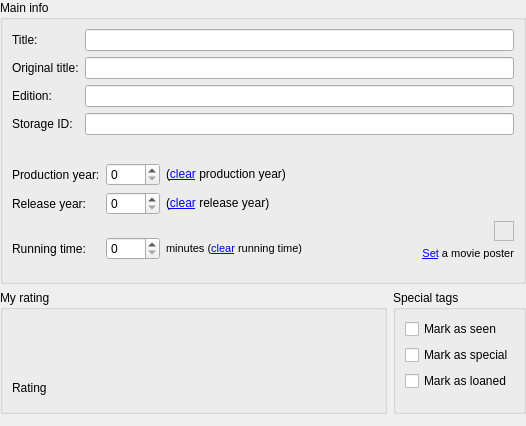
First picture: the form in src/movida/ui/maininfopage.ui, repository hippydream/movida, before the edit.
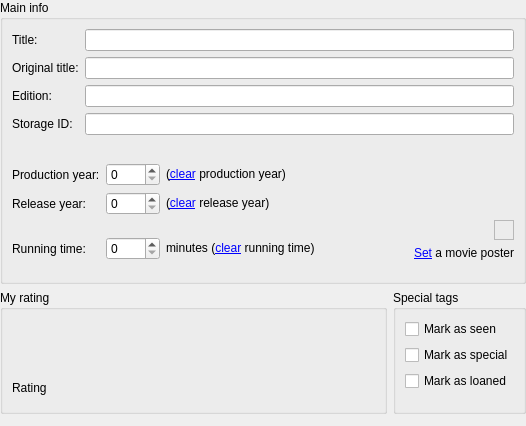
Second picture: the form after the edit. Custom widgets are drawn as their Qt base class.

Commit message: Removed html tags from some labels

```diff
--- a/src/movida/ui/maininfopage.ui
+++ b/src/movida/ui/maininfopage.ui
@@ -171,10 +171,7 @@
            <enum>Qt::NoContextMenu</enum>
           </property>
           <property name="text" >
-           <string>&lt;html>&lt;head>&lt;meta name="qrichtext" content="1" />&lt;style type="text/css">
-p, li { white-space: pre-wrap; }
-&lt;/style>&lt;/head>&lt;body style=" font-family:'MS Shell Dlg 2'; font-size:8.25pt; font-weight:400; font-style:normal; text-decoration:none;">
-&lt;p style=" margin-top:0px; margin-bottom:0px; margin-left:0px; margin-right:0px; -qt-block-indent:0; text-indent:0px; font-size:8pt;">&lt;a href="movida://select/poster">&lt;span style=" text-decoration: underline; color:#0000ff;">Set&lt;/span>&lt;/a> a movie poster&lt;/p>&lt;/body>&lt;/html></string>
+           <string>&lt;a href="movida://select/poster"&gt;Set&lt;/a&gt; a movie poster</string>
           </property>
           <property name="textFormat" >
            <enum>Qt::AutoText</enum>
@@ -331,10 +328,7 @@
            <enum>Qt::NoContextMenu</enum>
           </property>
           <property name="text" >
-           <string>&lt;html>&lt;head>&lt;meta name="qrichtext" content="1" />&lt;style type="text/css">
-p, li { white-space: pre-wrap; }
-&lt;/style>&lt;/head>&lt;body style=" font-family:'MS Shell Dlg 2'; font-size:8.25pt; font-weight:400; font-style:normal; text-decoration:none;">
-&lt;p style=" margin-top:0px; margin-bottom:0px; margin-left:0px; margin-right:0px; -qt-block-indent:0; text-indent:0px;">minutes (&lt;a href="movida://clear/runningtime">&lt;span style=" text-decoration: underline; color:#0000ff;">clear&lt;/span>&lt;/a> running time)&lt;/p>&lt;/body>&lt;/html></string>
+           <string>minutes (&lt;a href="movida://clear/runningtime"&gt;clear&lt;/a&gt; running time)</string>
           </property>
           <property name="textInteractionFlags" >
            <set>Qt::LinksAccessibleByKeyboard|Qt::LinksAccessibleByMouse|Qt::NoTextInteraction</set>
```
The commit also changes 1 other file.
